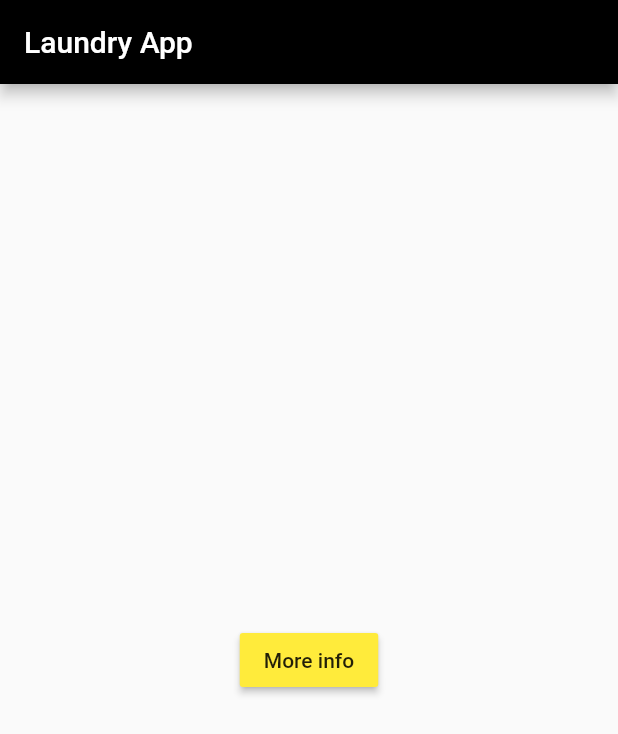
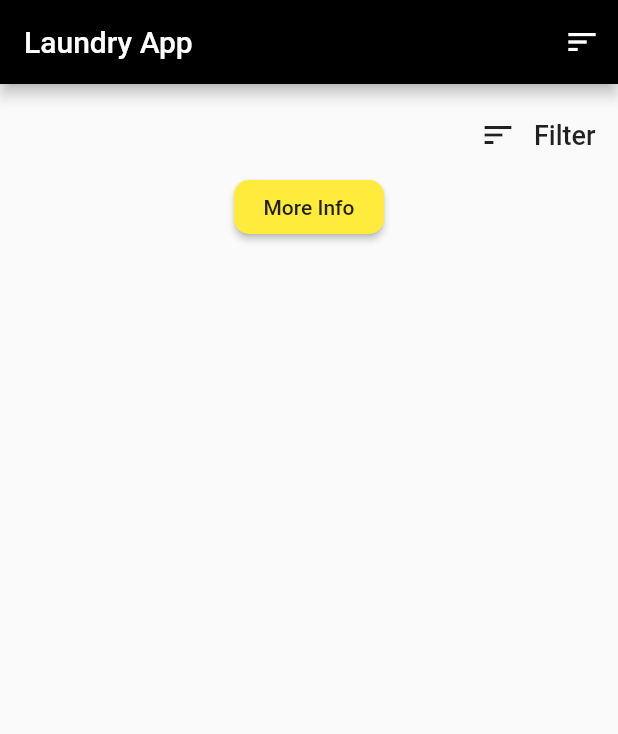
Before and after one commit to akshayauti/LaundryApp, a Flutter app: the screen it shows after launch, on a phone screen of 412 x 824 dp. Shown: the top 734 px of the screen. Run offline on Flutter 3.47's test engine with Material 2 defaults, Android fonts, the phone set to English and light mode, and no system bars; our stand-ins replace google_maps_flutter; missing offline and left inert: flutter_statusbarcolor.

```diff
--- a/lib/homepage.dart
+++ b/lib/homepage.dart
@@ -11,16 +11,103 @@ class _MyHomePageState extends State<MyHomePage> {
     return Scaffold(
       appBar: AppBar(
         title: Text("Laundry App"),
+        actions: <Widget>[
+          IconButton(
+            icon: Icon(
+              Icons.sort,
+              color: Colors.white,
+            ),
+            onPressed: () {},
+          )
+        ],
       ),
-      body: Center(
-        child: MaterialButton(
-          color: Colors.yellow,
-          child: Text("More info"),
-          onPressed: () {
-            Navigator.of(context).pushNamed('/overview');
-          },
-        ),
+
+      // Use a Builder to get a context within the Scaffold.
+      body: Builder(
+        builder: (context) {
+          return Container(
+            width: double.infinity,
+            margin: EdgeInsets.fromLTRB(15.0, 10.0, 15.0, 0.0),
+            child: Column(
+              crossAxisAlignment: CrossAxisAlignment.end,
+              children: [
+                Row(
+                  mainAxisAlignment: MainAxisAlignment.end,
+                  children: [
+                    IconButton(
+                        icon: Icon(Icons.sort),
+                        onPressed: () {
+                          startAddFilter(context);
+                        }),
+                    Text(
+                      "Filter",
+                      style: TextStyle(
+                        fontWeight: FontWeight.w500,
+                        fontSize: 18.0,
+                      ),
+                    ),
+                  ],
+                ),
+                Row(
+                  mainAxisAlignment: MainAxisAlignment.center,
+                  crossAxisAlignment: CrossAxisAlignment.center,
+                  children: [
+                    MaterialButton(
+                      color: Colors.yellow,
+                      child: Text("More Info"),
+                      shape: RoundedRectangleBorder(
+                        borderRadius: BorderRadius.circular(10),
+                      ),
+                      minWidth: 100,
+                      onPressed: () {
+                        Navigator.of(context).pop();
+                      },
+                    ),
+                  ],
+                ),
+              ],
+            ),
+          );
+        },
       ),
     );
   }
+
+  void startAddFilter(BuildContext context) {
+    showBottomSheet(
+      context: context,
+      builder: (context) {
+        final theme = Theme.of(context);
+        // Using Wrap makes the bottom sheet height the height of the content.
+        // Otherwise, the height will be half the height of the screen.
+        return Wrap(
+          children: [
+            ListTile(
+              title: Text(
+                'Header',
+                style: theme.textTheme.subtitle1
+                    .copyWith(color: theme.colorScheme.onPrimary),
+              ),
+              tileColor: theme.colorScheme.primary,
+            ),
+            ListTile(
+              title: Text('Title 1'),
+            ),
+            ListTile(
+              title: Text('Title 2'),
+            ),
+            ListTile(
+              title: Text('Title 3'),
+            ),
+            ListTile(
+              title: Text('Title 4'),
+            ),
+            ListTile(
+              title: Text('Title 5'),
+            ),
+          ],
+        );
+      },
+    );
+  }
 }
```
